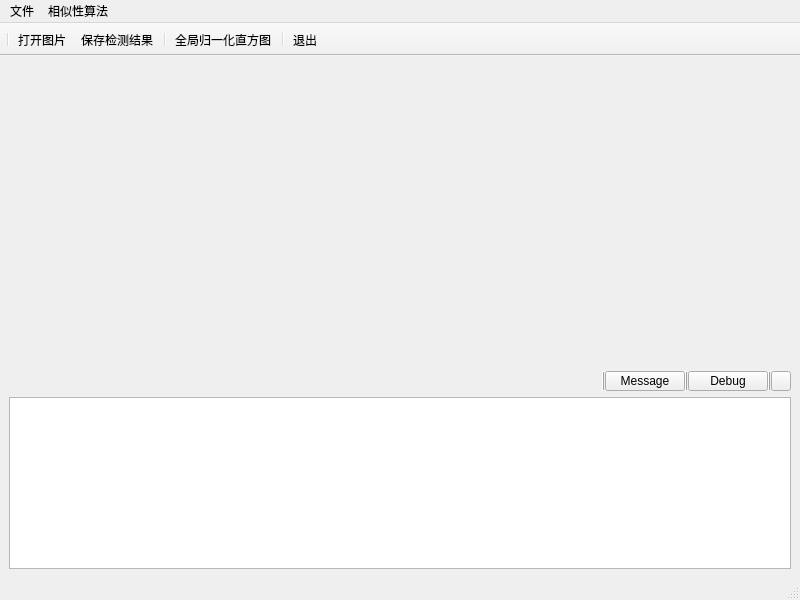
Above: mainwindow.ui from Seule-Seule/GraduationProjectImageSimilarity before the change. Below: the same form after it.
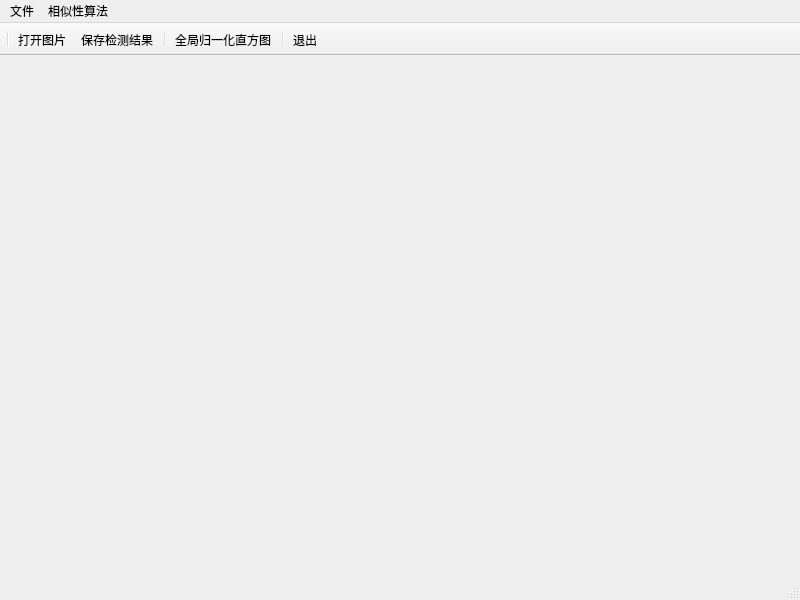
That is the form after the change.

The edit to the form file:
```diff
--- a/mainwindow.ui
+++ b/mainwindow.ui
@@ -10,6 +10,18 @@
     <height>600</height>
    </rect>
   </property>
+  <property name="sizePolicy">
+   <sizepolicy hsizetype="Ignored" vsizetype="Ignored">
+    <horstretch>0</horstretch>
+    <verstretch>0</verstretch>
+   </sizepolicy>
+  </property>
+  <property name="minimumSize">
+   <size>
+    <width>400</width>
+    <height>300</height>
+   </size>
+  </property>
   <property name="windowTitle">
    <string>MainWindow</string>
   </property>
@@ -17,12 +29,18 @@
    <enum>Qt::LeftToRight</enum>
   </property>
   <widget class="QWidget" name="centralwidget">
+   <property name="sizePolicy">
+    <sizepolicy hsizetype="Ignored" vsizetype="Ignored">
+     <horstretch>0</horstretch>
+     <verstretch>0</verstretch>
+    </sizepolicy>
+   </property>
    <property name="autoFillBackground">
     <bool>true</bool>
    </property>
    <layout class="QVBoxLayout" name="verticalLayout">
     <item>
-     <widget class="QWidget" name="widget_image" native="true">
+     <widget class="QWidget" name="widget" native="true">
       <property name="sizePolicy">
        <sizepolicy hsizetype="Preferred" vsizetype="Preferred">
         <horstretch>0</horstretch>
@@ -37,232 +55,6 @@
       </property>
      </widget>
     </item>
-    <item>
-     <widget class="QWidget" name="widget" native="true">
-      <property name="minimumSize">
-       <size>
-        <width>20</width>
-        <height>20</height>
-       </size>
-      </property>
-      <property name="maximumSize">
-       <size>
-        <width>16777215</width>
-        <height>20</height>
-       </size>
-      </property>
-      <property name="layoutDirection">
-       <enum>Qt::RightToLeft</enum>
-      </property>
-      <layout class="QHBoxLayout" name="horizontalLayout">
-       <property name="spacing">
-        <number>0</number>
-       </property>
-       <property name="leftMargin">
-        <number>0</number>
-       </property>
-       <property name="topMargin">
-        <number>0</number>
-       </property>
-       <property name="rightMargin">
-        <number>0</number>
-       </property>
-       <property name="bottomMargin">
-        <number>0</number>
-       </property>
-       <item>
-        <widget class="QPushButton" name="btn_message_status">
-         <property name="minimumSize">
-          <size>
-           <width>20</width>
-           <height>20</height>
-          </size>
-         </property>
-         <property name="maximumSize">
-          <size>
-           <width>20</width>
-           <height>20</height>
-          </size>
-         </property>
-         <property name="layoutDirection">
-          <enum>Qt::LeftToRight</enum>
-         </property>
-         <property name="text">
-          <string/>
-         </property>
-        </widget>
-       </item>
-       <item>
-        <widget class="Line" name="line_2">
-         <property name="frameShadow">
-          <enum>QFrame::Raised</enum>
-         </property>
-         <property name="orientation">
-          <enum>Qt::Vertical</enum>
-         </property>
-        </widget>
-       </item>
-       <item>
-        <widget class="QPushButton" name="btn_msg_debug">
-         <property name="minimumSize">
-          <size>
-           <width>0</width>
-           <height>20</height>
-          </size>
-         </property>
-         <property name="maximumSize">
-          <size>
-           <width>16777215</width>
-           <height>20</height>
-          </size>
-         </property>
-         <property name="text">
-          <string>Debug</string>
-         </property>
-        </widget>
-       </item>
-       <item>
-        <widget class="Line" name="line_3">
-         <property name="frameShadow">
-          <enum>QFrame::Raised</enum>
-         </property>
-         <property name="orientation">
-          <enum>Qt::Vertical</enum>
-         </property>
-        </widget>
-       </item>
-       <item>
-        <widget class="QPushButton" name="btn_msg_message">
-         <property name="text">
-          <string>Message</string>
-         </property>
-        </widget>
-       </item>
-       <item>
-        <widget class="Line" name="line_4">
-         <property name="frameShadow">
-          <enum>QFrame::Raised</enum>
-         </property>
-         <property name="orientation">
-          <enum>Qt::Vertical</enum>
-         </property>
-        </widget>
-       </item>
-       <item>
-        <spacer name="horizontalSpacer">
-         <property name="orientation">
-          <enum>Qt::Horizontal</enum>
-         </property>
-         <property name="sizeHint" stdset="0">
-          <size>
-           <width>777</width>
-           <height>17</height>
-          </size>
-         </property>
-        </spacer>
-       </item>
-      </layout>
-     </widget>
-    </item>
-    <item>
-     <widget class="QWidget" name="widget_message" native="true">
-      <property name="enabled">
-       <bool>true</bool>
-      </property>
-      <property name="sizePolicy">
-       <sizepolicy hsizetype="Ignored" vsizetype="Ignored">
-        <horstretch>0</horstretch>
-        <verstretch>50</verstretch>
-       </sizepolicy>
-      </property>
-      <property name="minimumSize">
-       <size>
-        <width>0</width>
-        <height>0</height>
-       </size>
-      </property>
-      <property name="maximumSize">
-       <size>
-        <width>16777215</width>
-        <height>250</height>
-       </size>
-      </property>
-      <property name="baseSize">
-       <size>
-        <width>0</width>
-        <height>0</height>
-       </size>
-      </property>
-      <layout class="QVBoxLayout" name="verticalLayout_2">
-       <property name="spacing">
-        <number>0</number>
-       </property>
-       <property name="leftMargin">
-        <number>0</number>
-       </property>
-       <property name="topMargin">
-        <number>0</number>
-       </property>
-       <property name="rightMargin">
-        <number>0</number>
-       </property>
-       <property name="bottomMargin">
-        <number>0</number>
-       </property>
-       <item>
-        <widget class="QStackedWidget" name="stackedWidget">
-         <property name="lineWidth">
-          <number>0</number>
-         </property>
-         <widget class="QWidget" name="page_msg_debug">
-          <layout class="QVBoxLayout" name="verticalLayout_3">
-           <property name="spacing">
-            <number>0</number>
-           </property>
-           <property name="leftMargin">
-            <number>0</number>
-           </property>
-           <property name="topMargin">
-            <number>0</number>
-           </property>
-           <property name="rightMargin">
-            <number>0</number>
-           </property>
-           <property name="bottomMargin">
-            <number>0</number>
-           </property>
-           <item>
-            <widget class="QListView" name="listView_debug"/>
-           </item>
-          </layout>
-         </widget>
-         <widget class="QWidget" name="page_msg_message">
-          <layout class="QVBoxLayout" name="verticalLayout_4">
-           <property name="spacing">
-            <number>0</number>
-           </property>
-           <property name="leftMargin">
-            <number>0</number>
-           </property>
-           <property name="topMargin">
-            <number>0</number>
-           </property>
-           <property name="rightMargin">
-            <number>0</number>
-           </property>
-           <property name="bottomMargin">
-            <number>0</number>
-           </property>
-           <item>
-            <widget class="QListView" name="listView_message"/>
-           </item>
-          </layout>
-         </widget>
-        </widget>
-       </item>
-      </layout>
-     </widget>
-    </item>
    </layout>
   </widget>
   <widget class="QMenuBar" name="menubar">
```
